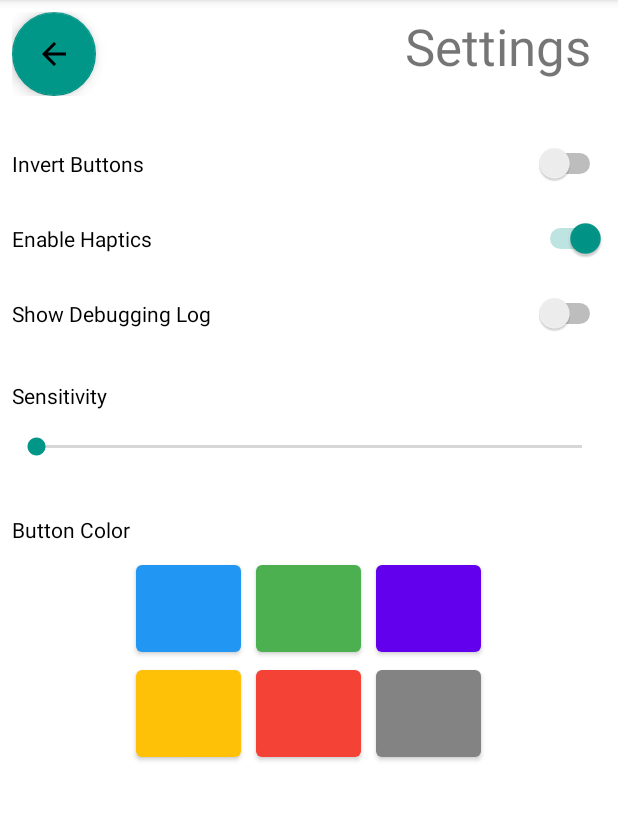
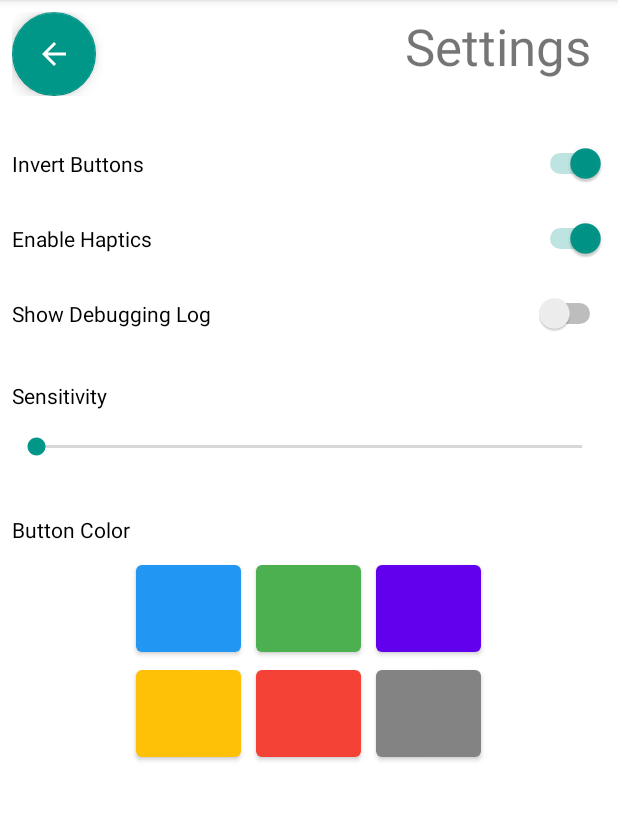
Before and after one commit to Fillipko/Smart-Mouse, an Android app: the Settings screen opened directly, with no data from a screen before it, after a tap on "Enable Haptics", on a phone screen of 412 x 824 dp, the part 84-905 px from its top. Run offline under Robolectric (Android 15) with nearby library versions, the light colour scheme and no system bars; 1 other tap on this screen came first.

Commit message:
Settings icon buttons changed to white

```diff
--- a/app/src/main/java/com/example/smartmouse/Settings.java
+++ b/app/src/main/java/com/example/smartmouse/Settings.java
@@ -18,7 +18,7 @@ import android.widget.Switch;
 public class Settings extends AppCompatActivity {
 
     ImageButton backBtn;
-    Switch hapticsToggle, debugToggle;
+    Switch invertToggle, hapticsToggle, debugToggle;
     Button blueBtn, greenBtn, purpleBtn, yellowBtn, redBtn, grayBtn;
     SharedPreferences preferences;
     SharedPreferences.Editor prefEditor;
@@ -34,8 +34,10 @@ public class Settings extends AppCompatActivity {
 
         // UI elements
         backBtn = findViewById(R.id.back_btn);
+        invertToggle = findViewById(R.id.invert_btn_switch);
         hapticsToggle = findViewById(R.id.haptics_switch);
         debugToggle = findViewById(R.id.debug_console_switch);
+
         blueBtn = findViewById(R.id.blue);
         greenBtn = findViewById(R.id.green);
         purpleBtn = findViewById(R.id.purple);
@@ -72,6 +74,14 @@ public class Settings extends AppCompatActivity {
             public void onClick(View v) {
                 prefEditor.putBoolean("haptics", hapticsToggle.isChecked());
                 prefEditor.putBoolean("haptics_toggle", hapticsToggle.isChecked());
+            }
+        });
+
+        invertToggle.setOnClickListener(new View.OnClickListener() {
+            @Override
+            public void onClick(View v) {
+                prefEditor.putBoolean("invert", invertToggle.isChecked());
+                prefEditor.putBoolean("invert_toggle", invertToggle.isChecked());
             }
         });
 
@@ -122,5 +132,6 @@ public class Settings extends AppCompatActivity {
     public void setupMenu() {
         debugToggle.setChecked(preferences.getBoolean("debug_toggle", false));
         hapticsToggle.setChecked(preferences.getBoolean("haptics_toggle", false));
+        invertToggle.setChecked(preferences.getBoolean("invert_toggle", false));
     }
 }
--- a/app/src/main/res/layout/activity_main.xml
+++ b/app/src/main/res/layout/activity_main.xml
@@ -24,7 +24,9 @@
             android:layout_width="match_parent"
             android:layout_height="wrap_content"
             android:clickable="true"
-            app:srcCompat="@android:drawable/ic_menu_preferences" />
+            android:focusable="true"
+            app:srcCompat="@android:drawable/ic_menu_preferences"
+            app:tint="@color/white"/>
 
         <LinearLayout
             android:layout_width="match_parent"
--- a/app/src/main/res/layout/activity_settings.xml
+++ b/app/src/main/res/layout/activity_settings.xml
@@ -34,8 +34,10 @@
                     android:layout_width="wrap_content"
                     android:layout_height="wrap_content"
                     android:clickable="true"
+                    android:focusable="true"
                     android:contentDescription="@string/back_button_content_description"
-                    app:srcCompat="?attr/actionModeCloseDrawable" />
+                    app:srcCompat="?attr/actionModeCloseDrawable"
+                    app:tint="@color/white"/>
 
                 <TextView
                     android:id="@+id/settings_header"
--- a/app/src/main/res/values-night/themes.xml
+++ b/app/src/main/res/values-night/themes.xml
@@ -13,6 +13,5 @@
         <item name="android:statusBarColor" tools:targetApi="l">?attr/colorPrimaryVariant</item>
         <!-- Customize your theme here. -->
         <item name="android:textColorPrimary">@color/white</item>
-
     </style>
 </resources>
```
